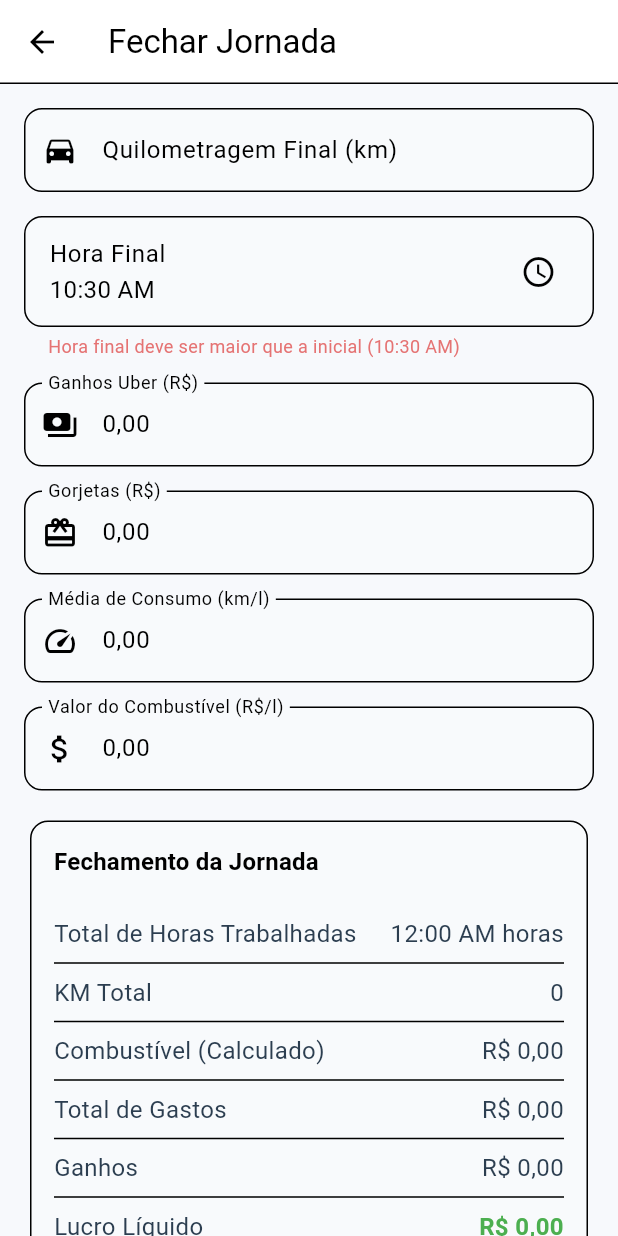
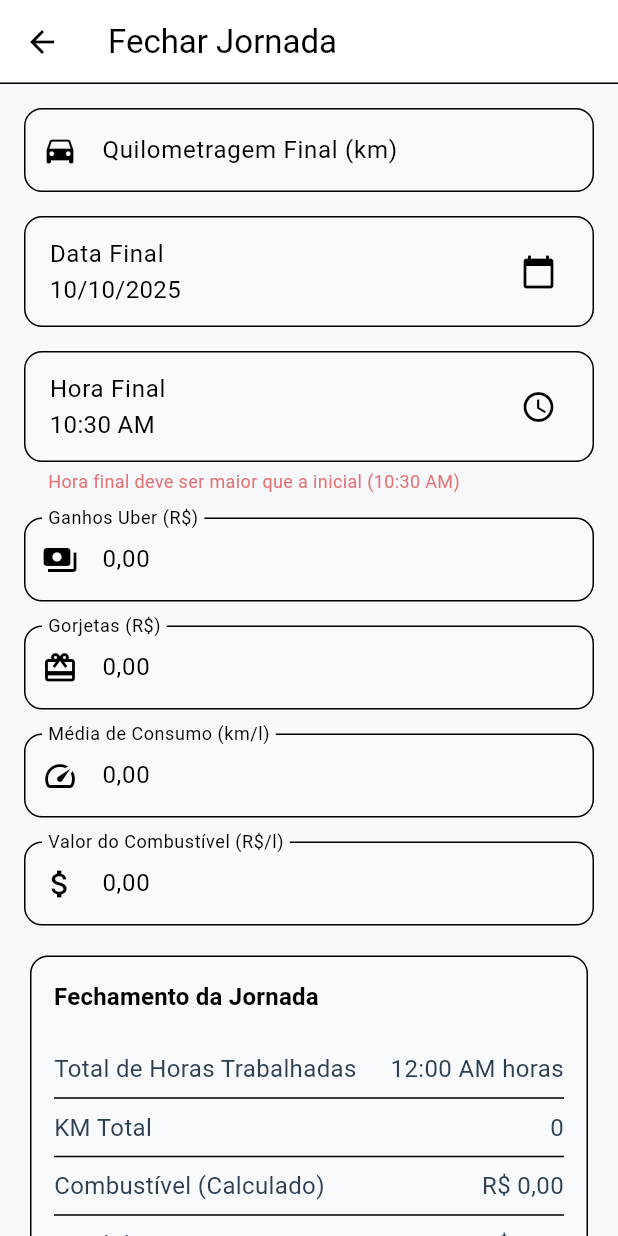
Before and after one commit to Sameque/driving_profits, a Flutter app: the CloseEntryScreen screen opened directly with empty values, on a phone screen of 412 x 824 dp. Run offline on Flutter 3.47's test engine with Material 3 defaults, Android fonts, the phone set to English and light mode, and no system bars; our stand-ins replace flutter_animate, shimmer, sqflite; accounts and stored records are empty.

Commit message:
include field endDate

```diff
--- a/lib/models/daily_entry.dart
+++ b/lib/models/daily_entry.dart
@@ -5,6 +5,7 @@ import 'package:uuid/uuid.dart';
 class DailyEntry {
   final String id;
   final DateTime date;
+  final DateTime? endDate;
   late TimeOfDay? startTime;
   late TimeOfDay? endTime;
   final double uberEarnings;
@@ -22,6 +23,7 @@ class DailyEntry {
     required this.kmStart,
     required this.kmEnd,
     required this.date,
+    required this.endDate,
     required this.startTime,
     required this.endTime,
     required this.uberEarnings,
@@ -38,6 +40,7 @@ class DailyEntry {
     required TimeOfDay this.startTime,
     required int this.kmStart,
   }) : id = const Uuid().v4(),
+       endDate = null,
        endTime = null,
        uberEarnings = 0.0,
        tips = 0.0,
@@ -56,6 +59,7 @@ class DailyEntry {
     return {
       'id': id,
       'date': date.toIso8601String(),
+      'endDate': endDate?.toIso8601String(),
       'uberEarnings': uberEarnings,
       'tips': tips,
       'fuelCost': fuelCost,
@@ -87,6 +91,9 @@ class DailyEntry {
     return DailyEntry(
       id: map['id'] == null ? null : map['id'] as String,
       date: DateTime.parse(map['date']),
+      endDate: map['endDate'] == null || map['endDate'].isEmpty
+          ? null
+          : DateTime.parse(map['endDate'] ?? ''),
       startTime: parseTime(startTimeStr),
       endTime: parseTime(endTimeStr),
       uberEarnings: map['uberEarnings'] ?? 0.0,
--- a/lib/repositories/entry_repository.dart
+++ b/lib/repositories/entry_repository.dart
@@ -19,10 +19,13 @@ class EntryRepository {
     final path = join(documentsDirectory.path, 'trackerDb.db');
     return await openDatabase(
       path,
-      version: 1,
+      version: 2,
       onCreate: _createDb,
       onUpgrade: (db, oldVersion, newVersion) async {
         log('Upgrading database from version $oldVersion to $newVersion');
+        if (oldVersion <= 2) {
+          await db.execute('ALTER TABLE daily_entries ADD COLUMN endDate TEXT');
+        }
       },
     );
   }
--- a/lib/ui/feature/entry/close_entry_screen.dart
+++ b/lib/ui/feature/entry/close_entry_screen.dart
@@ -1,5 +1,6 @@
 import 'package:flutter/material.dart';
 import 'package:flutter/services.dart';
+import 'package:intl/intl.dart';
 import 'package:provider/provider.dart';
 import 'package:uber_tracker/models/daily_entry.dart';
 import 'package:uber_tracker/models/entry_status.dart';
@@ -27,6 +28,21 @@ class _CloseEntryScreenState extends State<CloseEntryScreen> {
   void initState() {
     super.initState();
     entryDto = EntryDto.fromMap(widget.entry.toMap());
+    entryDto.setEndTime(TimeOfDay.now());
+    entryDto.setEndDate(DateTime.now());
+  }
+
+  Future<void> _selectDate(BuildContext context) async {
+    final DateTime? picked = await showDatePicker(
+      context: context,
+      initialDate: entryDto.getEndDate,
+      firstDate: DateTime(2020),
+      lastDate: DateTime.now(),
+      locale: const Locale('pt', 'BR'),
+    );
+    if (picked != null && picked != entryDto.getEndDate) {
+      entryDto.setEndDate(picked);
+    }
   }
 
   Future<void> _selectEndTime() async {
@@ -36,9 +52,7 @@ class _CloseEntryScreenState extends State<CloseEntryScreen> {
       initialEntryMode: TimePickerEntryMode.dial,
     );
     if (picked != null) {
-      setState(() {
-        entryDto.setEndTime(picked);
-      });
+      entryDto.setEndTime(picked);
     }
   }
 
@@ -156,6 +170,25 @@ class _CloseEntryScreenState extends State<CloseEntryScreen> {
                   validator: (value) =>
                       CloseEntryValidations.validateKmEnd(value, entryDto),
                 ),
+                // Data Final
+                ListTile(
+                  title: const Text('Data Final'),
+                  subtitle: Text(
+                    DateFormat('dd/MM/yyyy').format(entryDto.getEndDate!),
+                  ),
+                  trailing: const Icon(Icons.calendar_today),
+                  onTap: () => _selectDate(context),
+                  shape: RoundedRectangleBorder(
+                    borderRadius: BorderRadius.circular(12),
+                    side: BorderSide(
+                      color: Theme.of(context).colorScheme.outlineVariant,
+                    ),
+                  ),
+                  tileColor: Theme.of(
+                    context,
+                  ).colorScheme.surfaceContainerHighest.withValues(alpha: 0.1),
+                ),
+                const SizedBox(height: 16),
 
                 // Hora Final
                 ListTile(
@@ -175,7 +208,7 @@ class _CloseEntryScreenState extends State<CloseEntryScreen> {
                   ),
                   tileColor: Theme.of(
                     context,
-                  ).colorScheme.surfaceVariant.withOpacity(0.1),
+                  ).colorScheme.surfaceContainerHighest.withValues(alpha: 0.1),
                 ),
                 if (CloseEntryValidations.hasEndTimeError(entryDto))
                   Padding(
@@ -240,9 +273,10 @@ class _CloseEntryScreenState extends State<CloseEntryScreen> {
                           color: Theme.of(context).colorScheme.outlineVariant,
                         ),
                       ),
-                      color: Theme.of(
-                        context,
-                      ).colorScheme.surfaceVariant.withOpacity(0.1),
+                      color: Theme.of(context)
+                          .colorScheme
+                          .surfaceContainerHighest
+                          .withValues(alpha: 0.1),
                       child: Padding(
                         padding: const EdgeInsets.all(16),
                         child: Column(
--- a/lib/ui/feature/entry/edit_entry_screen.dart
+++ b/lib/ui/feature/entry/edit_entry_screen.dart
@@ -266,8 +266,8 @@ class _EditEntryScreenState extends State<EditEntryScreen> {
                   ),
                   _buildTextField(
                     label: 'Outros Gastos (R\$)',
-                    initial: entryDto.getCleaningCost,
-                    onChanged: entryDto.setCleaningCost,
+                    initial: entryDto.getOtherCosts,
+                    onChanged: entryDto.setOtherCosts,
                     icon: Icons.more_horiz,
                   ),
                   const SizedBox(height: 24),
--- a/lib/ui/feature/entry/entry_dto.dart
+++ b/lib/ui/feature/entry/entry_dto.dart
@@ -5,6 +5,7 @@ import 'package:uuid/uuid.dart';
 class EntryDto extends ChangeNotifier {
   final String id;
   late DateTime date;
+  late DateTime? endDate;
   late TimeOfDay? startTime;
   late TimeOfDay? endTime;
   late int? kmStart;
@@ -24,6 +25,7 @@ class EntryDto extends ChangeNotifier {
   EntryDto.fromMap(Map<String, dynamic> map)
     : id = (map['id'] as String?) ?? const Uuid().v4() {
     date = DateTime.tryParse(map['date']) ?? DateTime.now();
+    endDate = DateTime.tryParse(map['endDate'] ?? '');
     startTime = parseTime(map['startTime']);
     endTime = parseTime(map['endTime']);
     kmStart = map['kmStart']?.toInt();
@@ -48,6 +50,7 @@ class EntryDto extends ChangeNotifier {
     return {
       'id': id,
       'date': getDateStr,
+      'endDate': getEndDateStr,
       'startTime': getStartTimeStr,
       'endTime': getEndTimeStr,
       'kmStart': kmStart,
@@ -77,11 +80,6 @@ class EntryDto extends ChangeNotifier {
     final totalKm = kmEnd! - kmStart!;
     final litersUsed = totalKm / fuelEfficiency;
     fuelCost = litersUsed * fuelPrice;
-  }
-
-  void setDateStr(String value) {
-    date = DateTime.tryParse(value) ?? DateTime.now();
-    notifyListeners();
   }
 
   void setDate(DateTime value) {
@@ -203,6 +201,8 @@ class EntryDto extends ChangeNotifier {
 
   //getters in string format
   String get getDateStr => date.toIso8601String().split('T').first;
+  String get getEndDateStr =>
+      endDate == null ? '' : endDate!.toIso8601String().split('T').first;
   String get getStartTimeStr => startTime != null
       ? '${startTime!.hour.toString().padLeft(2, '0')}:${startTime!.minute.toString().padLeft(2, '0')}'
       : '';
@@ -225,9 +225,10 @@ class EntryDto extends ChangeNotifier {
   String get getStatus => status.toString().split('.').last;
 
   //computed properties
+  DateTime get getDate => date;
+  DateTime? get getEndDate => endDate;
   TimeOfDay? get getEndTime => endTime;
   TimeOfDay? get getStartTime => startTime;
-  DateTime get getDate => date;
   double get totalEarnings => uberEarnings + tips;
   double get totalCosts => fuelCost + foodCost + cleaningCost + otherCosts;
   double get netEarnings => totalEarnings - totalCosts;
@@ -260,7 +261,7 @@ class EntryDto extends ChangeNotifier {
 
   @override
   String toString() {
-    return 'EntryDto{date: $date, startTime: $startTime, endTime: $endTime, kmStart: $kmStart, kmEnd: $kmEnd, uberEarnings: $uberEarnings, tips: $tips, fuelCost: $fuelCost, foodCost: $foodCost, cleaningCost: $cleaningCost, otherCosts: $otherCosts, status: $status}';
+    return 'EntryDto{date: $date, endDate: $endDate, startTime: $startTime, endTime: $endTime, kmStart: $kmStart, kmEnd: $kmEnd, uberEarnings: $uberEarnings, tips: $tips, fuelCost: $fuelCost, foodCost: $foodCost, cleaningCost: $cleaningCost, otherCosts: $otherCosts, status: $status}';
   }
 
   TimeOfDay? parseTime(String? value) {
@@ -275,4 +276,9 @@ class EntryDto extends ChangeNotifier {
     }
     return null;
   }
+
+  void setEndDate(DateTime picked) {
+    endDate = picked;
+    notifyListeners();
+  }
 }
--- a/lib/ui/feature/entry/start_entry_screen.dart
+++ b/lib/ui/feature/entry/start_entry_screen.dart
@@ -97,7 +97,7 @@ class _StartEntryScreenState extends State<StartEntryScreen> {
         filled: true,
         fillColor: Theme.of(
           context,
-        ).colorScheme.surfaceVariant.withOpacity(0.1),
+        ).colorScheme.surfaceContainerHighest.withValues(alpha: 0.1),
       ),
       keyboardType: const TextInputType.numberWithOptions(decimal: true),
       inputFormatters: [
@@ -184,7 +184,7 @@ class _StartEntryScreenState extends State<StartEntryScreen> {
                   ),
                   tileColor: Theme.of(
                     context,
-                  ).colorScheme.surfaceVariant.withOpacity(0.1),
+                  ).colorScheme.surfaceContainerHighest.withValues(alpha: 0.1),
                 ),
                 const SizedBox(height: 16),
                 _buildTextField(
```
